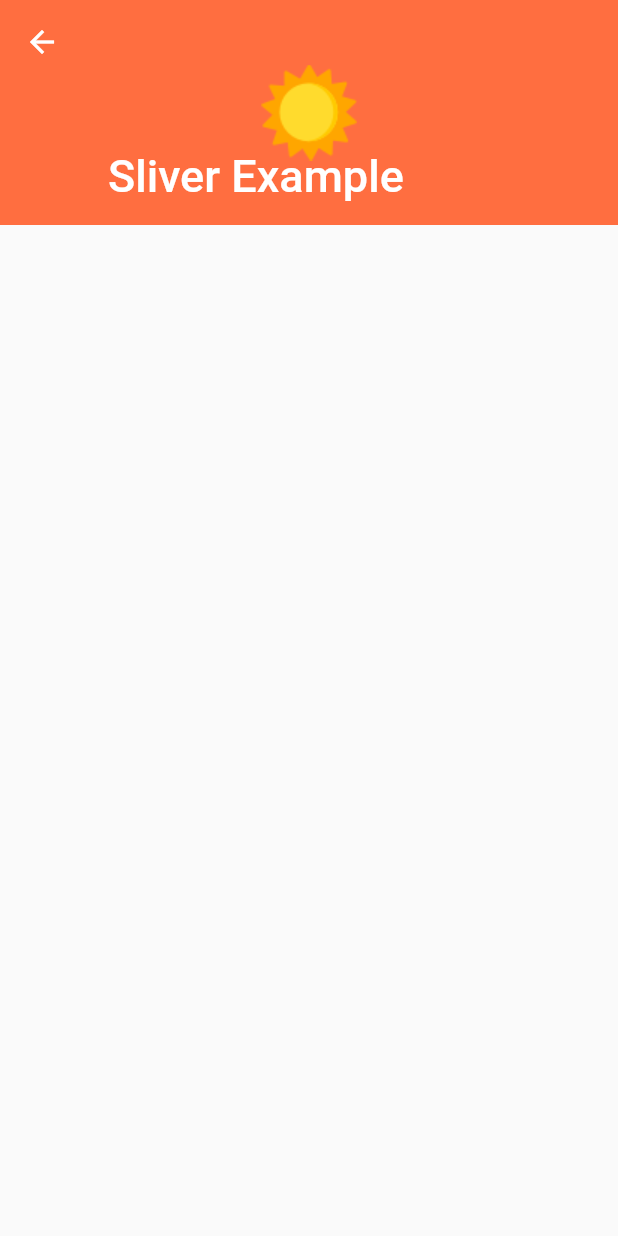
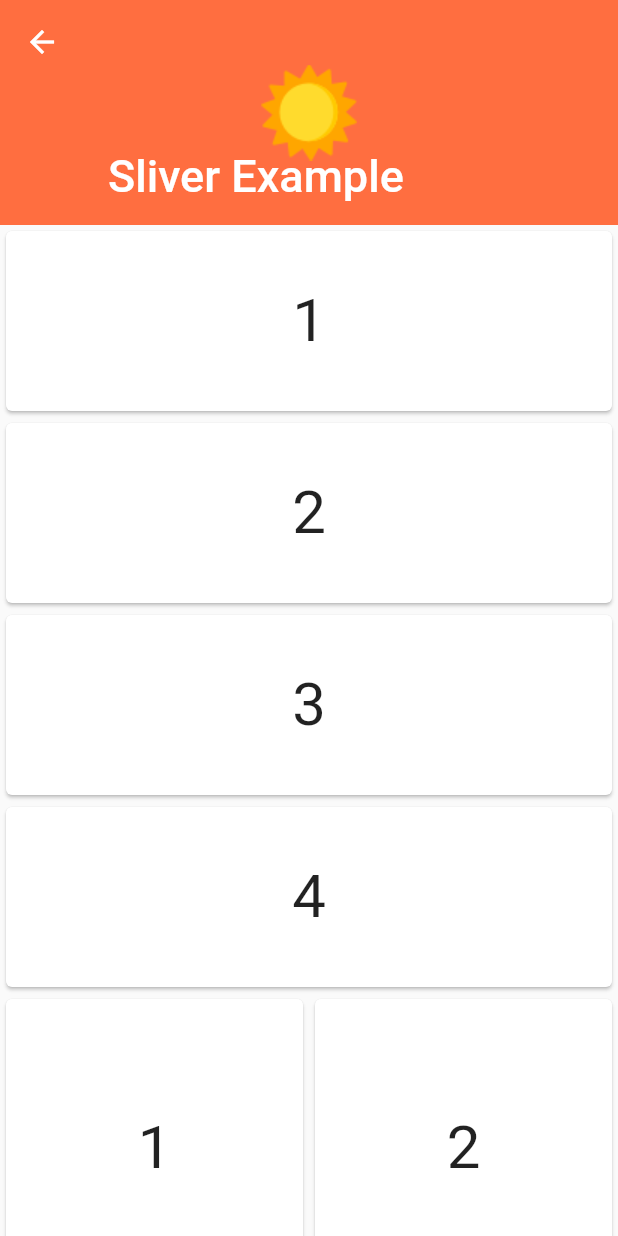
Before and after one commit to minwoo129/FlutterExcercise, a Flutter app: the SliverPage screen opened directly, on a phone screen of 412 x 824 dp. Run offline on Flutter 3.47's test engine with Material 2 defaults, Android fonts, the phone set to English and light mode, and no system bars; our stand-ins replace dio, shared_preferences, sqflite; accounts and stored records are empty.

Commit message:
animation_ex: 그리드 추가

```diff
--- a/flutter_animation_ex/lib/sliver_page.dart
+++ b/flutter_animation_ex/lib/sliver_page.dart
@@ -6,6 +6,18 @@ class SliverPage extends StatefulWidget {
 }
 
 class _SliverPage extends State<SliverPage> {
+
+  Widget customCard(String text) {
+    return Card(
+      child: Container(
+        height: 120,
+        child: Center(
+          child: Text(text, style: TextStyle(fontSize: 40)),
+        ),
+      ),
+    );
+  }
+
   @override
   Widget build(BuildContext context) {
     return Scaffold(
@@ -19,6 +31,23 @@ class _SliverPage extends State<SliverPage> {
             ),
             backgroundColor: Colors.deepOrangeAccent,
           ),
+          SliverList(
+            delegate: SliverChildListDelegate([
+              customCard('1'),
+              customCard('2'),
+              customCard('3'),
+              customCard('4'),
+            ])
+          ),
+          SliverGrid(
+            delegate: SliverChildListDelegate([
+              customCard('1'),
+              customCard('2'),
+              customCard('3'),
+              customCard('4'),
+            ]),
+            gridDelegate: SliverGridDelegateWithFixedCrossAxisCount(crossAxisCount: 2)
+          ),
         ],
       ),
     );
```
